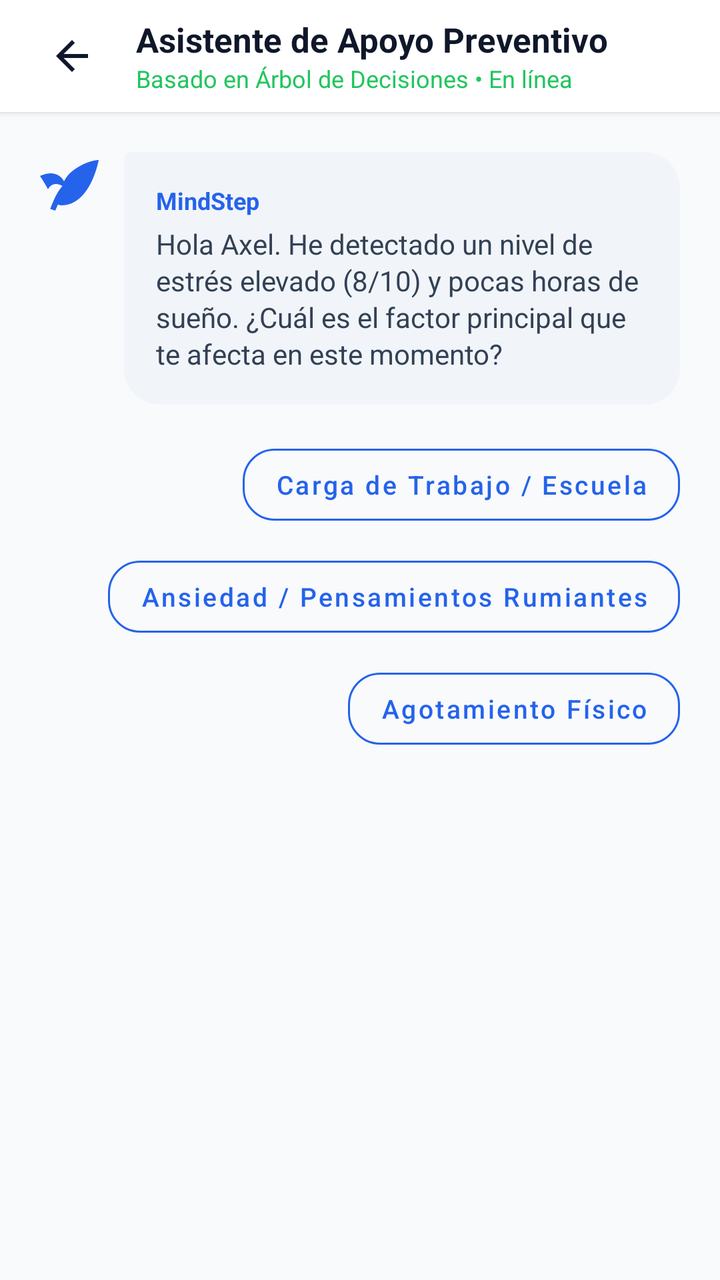
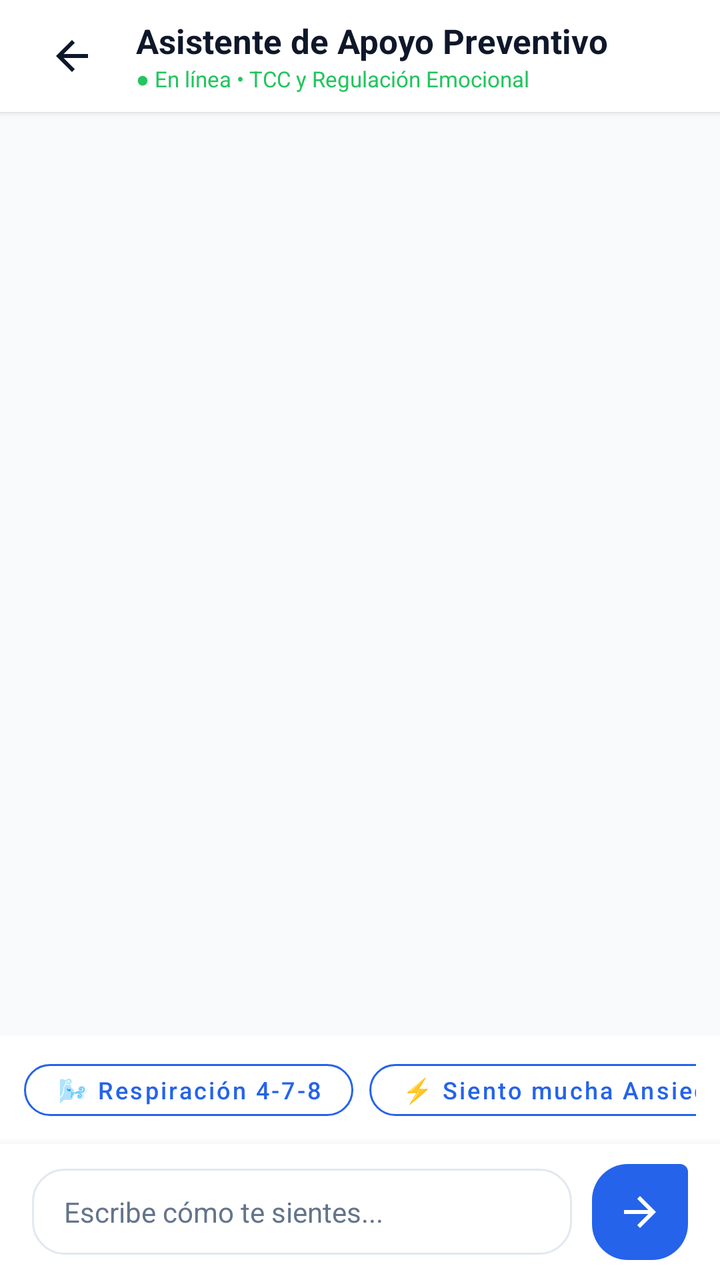

The first picture is an Android layout as it rendered before a commit; the second is the same layout after the commit. The layout source and the unified diff follow.
<!-- AndroidManifest.xml: activity theme Theme.MindStep -->
<!-- res/layout/activity_asistente.xml -->
<?xml version="1.0" encoding="utf-8"?>
<LinearLayout xmlns:android="http://schemas.android.com/apk/res/android"
    xmlns:app="http://schemas.android.com/apk/res-auto"
    xmlns:tools="http://schemas.android.com/tools"
    android:layout_width="match_parent"
    android:layout_height="match_parent"
    android:background="@color/bg_screen"
    android:orientation="vertical">

    
    <LinearLayout
        android:layout_width="match_parent"
        android:layout_height="?attr/actionBarSize"
        android:background="@color/card_bg"
        android:elevation="2dp"
        android:gravity="center_vertical"
        android:orientation="horizontal"
        android:paddingHorizontal="16dp">

        <ImageButton
            android:id="@+id/btnBackAsistente"
            android:layout_width="40dp"
            android:layout_height="40dp"
            android:background="?attr/selectableItemBackgroundBorderless"
            android:contentDescription="Atrás"
            android:src="@drawable/ic_arrow_back"
            app:tint="@color/text_dark" />

        <LinearLayout
            android:layout_width="wrap_content"
            android:layout_height="wrap_content"
            android:layout_marginStart="12dp"
            android:orientation="vertical">

            <TextView
                android:layout_width="wrap_content"
                android:layout_height="wrap_content"
                android:text="Asistente de Apoyo Preventivo"
                android:textColor="@color/text_dark"
                android:textSize="17sp"
                android:textStyle="bold" />

            <TextView
                android:layout_width="wrap_content"
                android:layout_height="wrap_content"
                android:text="Basado en Árbol de Decisiones • En línea"
                android:textColor="@color/success"
                android:textSize="12sp" />
        </LinearLayout>
    </LinearLayout>

    <ScrollView
        android:id="@+id/scrollChat"
        android:layout_width="match_parent"
        android:layout_height="match_parent"
        android:fillViewport="true">

        <LinearLayout
            android:id="@+id/layoutMensajesChat"
            android:layout_width="match_parent"
            android:layout_height="wrap_content"
            android:orientation="vertical"
            android:padding="20dp">

            
            <LinearLayout
                android:layout_width="match_parent"
                android:layout_height="wrap_content"
                android:layout_marginBottom="16dp"
                android:orientation="horizontal">

                <ImageView
                    android:layout_width="32dp"
                    android:layout_height="32dp"
                    android:layout_marginEnd="10dp"
                    android:src="@drawable/ic_leaf"
                    app:tint="@color/primary" />

                <LinearLayout
                    android:layout_width="wrap_content"
                    android:layout_height="wrap_content"
                    android:background="@drawable/bg_chat_bot"
                    android:maxWidth="280dp"
                    android:orientation="vertical"
                    android:padding="16dp">

                    <TextView
                        android:layout_width="wrap_content"
                        android:layout_height="wrap_content"
                        android:layout_marginBottom="4dp"
                        android:text="MindStep"
                        android:textColor="@color/primary"
                        android:textSize="12sp"
                        android:textStyle="bold" />

                    <TextView
                        android:id="@+id/tvMensajeInicialBot"
                        android:layout_width="wrap_content"
                        android:layout_height="wrap_content"
                        android:lineSpacingExtra="2dp"
                        android:text="Hola Axel. He detectado un nivel de estrés elevado (8/10) y pocas horas de sueño. ¿Cuál es el factor principal que te afecta en este momento?"
                        android:textColor="@color/text_body"
                        android:textSize="14sp" />
                </LinearLayout>
            </LinearLayout>

            
            <LinearLayout
                android:id="@+id/layoutOpcionesDecision"
                android:layout_width="match_parent"
                android:layout_height="wrap_content"
                android:layout_marginBottom="20dp"
                android:gravity="end"
                android:orientation="vertical">

                <com.google.android.material.button.MaterialButton
                    android:id="@+id/btnOpcionTrabajo"
                    style="@style/Widget.MaterialComponents.Button.OutlinedButton"
                    android:layout_width="wrap_content"
                    android:layout_height="wrap_content"
                    android:layout_marginBottom="8dp"
                    android:text="Carga de Trabajo / Escuela"
                    android:textAllCaps="false"
                    android:textColor="@color/primary"
                    android:textSize="13sp"
                    app:cornerRadius="16dp"
                    app:strokeColor="@color/primary" />

                <com.google.android.material.button.MaterialButton
                    android:id="@+id/btnOpcionAnsiedad"
                    style="@style/Widget.MaterialComponents.Button.OutlinedButton"
                    android:layout_width="wrap_content"
                    android:layout_height="wrap_content"
                    android:layout_marginBottom="8dp"
                    android:text="Ansiedad / Pensamientos Rumiantes"
                    android:textAllCaps="false"
                    android:textColor="@color/primary"
                    android:textSize="13sp"
                    app:cornerRadius="16dp"
                    app:strokeColor="@color/primary" />

                <com.google.android.material.button.MaterialButton
                    android:id="@+id/btnOpcionAgotamiento"
                    style="@style/Widget.MaterialComponents.Button.OutlinedButton"
                    android:layout_width="wrap_content"
                    android:layout_height="wrap_content"
                    android:text="Agotamiento Físico"
                    android:textAllCaps="false"
                    android:textColor="@color/primary"
                    android:textSize="13sp"
                    app:cornerRadius="16dp"
                    app:strokeColor="@color/primary" />
            </LinearLayout>

            
            <LinearLayout
                android:id="@+id/layoutRespuestaUsuario"
                android:layout_width="match_parent"
                android:layout_height="wrap_content"
                android:layout_marginBottom="16dp"
                android:gravity="end"
                android:orientation="horizontal"
                android:visibility="gone">

                <TextView
                    android:id="@+id/tvRespuestaUsuarioTexto"
                    android:layout_width="wrap_content"
                    android:layout_height="wrap_content"
                    android:background="@drawable/bg_chat_user"
                    android:maxWidth="260dp"
                    android:paddingHorizontal="16dp"
                    android:paddingVertical="12dp"
                    android:text="Carga de Trabajo / Escuela"
                    android:textColor="@color/white"
                    android:textSize="14sp" />
            </LinearLayout>

            
            <com.google.android.material.card.MaterialCardView
                android:id="@+id/cardEjercicioRecomendado"
                android:layout_width="match_parent"
                android:layout_height="wrap_content"
                android:layout_marginTop="8dp"
                android:layout_marginBottom="24dp"
                android:visibility="gone"
                app:cardBackgroundColor="#F0FDF4"
                app:cardCornerRadius="20dp"
                app:cardElevation="2dp"
                app:strokeColor="#BBF7D0"
                app:strokeWidth="1.5dp">

                <LinearLayout
                    android:layout_width="match_parent"
                    android:layout_height="wrap_content"
                    android:orientation="vertical"
                    android:padding="20dp">

                    <LinearLayout
                        android:layout_width="match_parent"
                        android:layout_height="wrap_content"
                        android:gravity="center_vertical"
                        android:orientation="horizontal">

                        <ImageView
                            android:layout_width="28dp"
                            android:layout_height="28dp"
                            android:src="@drawable/ic_leaf"
                            app:tint="@color/success" />

                        <LinearLayout
                            android:layout_width="wrap_content"
                            android:layout_height="wrap_content"
                            android:layout_marginStart="10dp"
                            android:orientation="vertical">

                            <TextView
                                android:id="@+id/tvTituloEjercicioCard"
                                android:layout_width="wrap_content"
                                android:layout_height="wrap_content"
                                android:text="Ejercicio Recomendado:\nRespiración 4-7-8"
                                android:textColor="@color/text_dark"
                                android:textSize="16sp"
                                android:textStyle="bold" />
                        </LinearLayout>
                    </LinearLayout>

                    <TextView
                        android:id="@+id/tvDescripcionEjercicioCard"
                        android:layout_width="match_parent"
                        android:layout_height="wrap_content"
                        android:layout_marginTop="10dp"
                        android:layout_marginBottom="16dp"
                        android:lineSpacingExtra="2dp"
                        android:text="Una técnica de 2 minutos para reducir el ritmo cardíaco y calmar el sistema nervioso."
                        android:textColor="@color/text_body"
                        android:textSize="13sp" />

                    <com.google.android.material.button.MaterialButton
                        android:id="@+id/btnIniciarEjercicio"
                        android:layout_width="match_parent"
                        android:layout_height="52dp"
                        android:backgroundTint="#059669"
                        android:text="Iniciar Ejercicio Guiado Ahora"
                        android:textAllCaps="false"
                        android:textColor="@color/white"
                        android:textSize="14sp"
                        android:textStyle="bold"
                        app:cornerRadius="14dp" />
                </LinearLayout>
            </com.google.android.material.card.MaterialCardView>

        </LinearLayout>
    </ScrollView>

</LinearLayout>
<!-- resources referenced by this layout -->
<resources>
  <color name="bg_screen">#F8FAFC</color>
  <color name="card_bg">#FFFFFF</color>
  <color name="primary">#2563EB</color>
  <color name="success">#22C55E</color>
  <color name="text_body">#334155</color>
  <color name="text_dark">#0F172A</color>
  <color name="white">#FFFFFFFF</color>
  <!-- drawable bg_chat_bot (drawable) -->
  <shape xmlns:android="http://schemas.android.com/apk/res/android"
      android:shape="rectangle">
      <corners
          android:topLeftRadius="4dp"
          android:topRightRadius="18dp"
          android:bottomLeftRadius="18dp"
          android:bottomRightRadius="18dp" />
      <solid android:color="#F1F5F9" />
  </shape>
  <!-- drawable bg_chat_user (drawable) -->
  <shape xmlns:android="http://schemas.android.com/apk/res/android"
      android:shape="rectangle">
      <corners
          android:topLeftRadius="18dp"
          android:topRightRadius="4dp"
          android:bottomLeftRadius="18dp"
          android:bottomRightRadius="18dp" />
      <solid android:color="#2563EB" />
  </shape>
  <!-- drawable ic_arrow_back (drawable) -->
  <vector xmlns:android="http://schemas.android.com/apk/res/android"
      android:width="24dp"
      android:height="24dp"
      android:viewportWidth="24"
      android:viewportHeight="24">
      <path
          android:fillColor="#0F172A"
          android:pathData="M20,11H7.83l5.59,-5.59L12,4l-8,8 8,8 1.41,-1.41L7.83,13H20v-2z"/>
  </vector>
  <!-- drawable ic_leaf (drawable) -->
  <vector xmlns:android="http://schemas.android.com/apk/res/android"
      android:width="24dp"
      android:height="24dp"
      android:viewportWidth="24"
      android:viewportHeight="24">
      <path
          android:fillColor="#22C55E"
          android:pathData="M17,8C8,10 5.9,16.17 3.82,21.34L5.71,22l1,-2.3A4.49,4.49 0,0 0,8 20C19,20 22,3 22,3c0,0 -4,0 -9,3.5C11.5,7.5 10,9 9,11c-1,-2 -3,-3 -5,-3 -2,0 -4,1 -4,1s2,3 3,5c0.5,-1 1.5,-2 3,-2 1.5,0 3,1 4,2 0.8,-1.6 2,-3.5 4,-5z"/>
  </vector>
  <style name="Theme.MindStep" parent="Theme.MaterialComponents.DayNight.NoActionBar">
          <item name="colorPrimary">#2563EB</item>
          <item name="colorPrimaryVariant">#1D4ED8</item>
          <item name="colorOnPrimary">#FFFFFF</item>
          <item name="colorSecondary">#059669</item>
          <item name="colorSecondaryVariant">#047857</item>
          <item name="colorOnSecondary">#FFFFFF</item>
          <item name="android:statusBarColor">#FFFFFF</item>
          <item name="android:windowLightStatusBar" tools:targetApi="m">true</item>
          <item name="android:windowBackground">#F8FAFC</item>
      </style>
</resources>

<!-- the commit's change to res/layout/activity_asistente.xml (unified diff, before → after) -->
@@ -27,9 +27,10 @@
             app:tint="@color/text_dark" />
 
         <LinearLayout
-            android:layout_width="wrap_content"
+            android:layout_width="0dp"
             android:layout_height="wrap_content"
             android:layout_marginStart="12dp"
+            android:layout_weight="1"
             android:orientation="vertical">
 
             <TextView
@@ -41,215 +42,142 @@
                 android:textStyle="bold" />
 
             <TextView
+                android:id="@+id/tvEstadoAsistente"
                 android:layout_width="wrap_content"
                 android:layout_height="wrap_content"
-                android:text="Basado en Árbol de Decisiones • En línea"
+                android:text="● En línea • TCC y Regulación Emocional"
                 android:textColor="@color/success"
-                android:textSize="12sp" />
+                android:textSize="11sp" />
         </LinearLayout>
     </LinearLayout>
 
-    <ScrollView
-        android:id="@+id/scrollChat"
+    
+    <androidx.recyclerview.widget.RecyclerView
+        android:id="@+id/rvChatMensajes"
         android:layout_width="match_parent"
-        android:layout_height="match_parent"
-        android:fillViewport="true">
+        android:layout_height="0dp"
+        android:layout_weight="1"
+        android:clipToPadding="false"
+        android:paddingHorizontal="16dp"
+        android:paddingTop="12dp"
+        android:paddingBottom="8dp" />
+
+    
+    <HorizontalScrollView
+        android:layout_width="match_parent"
+        android:layout_height="wrap_content"
+        android:background="@color/card_bg"
+        android:paddingHorizontal="12dp"
+        android:paddingVertical="8dp"
+        android:scrollbars="none">
 
         <LinearLayout
-            android:id="@+id/layoutMensajesChat"
-            android:layout_width="match_parent"
+            android:layout_width="wrap_content"
             android:layout_height="wrap_content"
-            android:orientation="vertical"
-            android:padding="20dp">
+            android:orientation="horizontal">
 
-            
-            <LinearLayout
-                android:layout_width="match_parent"
-                android:layout_height="wrap_content"
-                android:layout_marginBottom="16dp"
-                android:orientation="horizontal">
+            <com.google.android.material.button.MaterialButton
+                android:id="@+id/chipRespiracion"
+                style="@style/Widget.MaterialComponents.Button.OutlinedButton"
+                android:layout_width="wrap_content"
+                android:layout_height="38dp"
+                android:layout_marginEnd="8dp"
+                android:text="🌬️ Respiración 4-7-8"
+                android:textAllCaps="false"
+                android:textColor="@color/primary"
+                android:textSize="12sp"
+                app:cornerRadius="16dp"
+                app:strokeColor="@color/primary" />
 
-                <ImageView
-                    android:layout_width="32dp"
-                    android:layout_height="32dp"
-                    android:layout_marginEnd="10dp"
-                    android:src="@drawable/ic_leaf"
-                    app:tint="@color/primary" />
+            <com.google.android.material.button.MaterialButton
+                android:id="@+id/chipAnsiedad"
+                style="@style/Widget.MaterialComponents.Button.OutlinedButton"
+                android:layout_width="wrap_content"
+                android:layout_height="38dp"
+                android:layout_marginEnd="8dp"
+                android:text="⚡ Siento mucha Ansiedad"
+                android:textAllCaps="false"
+                android:textColor="@color/primary"
+                android:textSize="12sp"
+                app:cornerRadius="16dp"
+                app:strokeColor="@color/primary" />
 
-                <LinearLayout
-                    android:layout_width="wrap_content"
-                    android:layout_height="wrap_content"
-                    android:background="@drawable/bg_chat_bot"
-                    android:maxWidth="280dp"
-                    android:orientation="vertical"
-                    android:padding="16dp">
+            <com.google.android.material.button.MaterialButton
+                android:id="@+id/chipExamenes"
+                style="@style/Widget.MaterialComponents.Button.OutlinedButton"
+                android:layout_width="wrap_content"
+                android:layout_height="38dp"
+                android:layout_marginEnd="8dp"
+                android:text="📚 Sobrecarga de Exámenes"
+                android:textAllCaps="false"
+                android:textColor="@color/primary"
+                android:textSize="12sp"
+                app:cornerRadius="16dp"
+                app:strokeColor="@color/primary" />
 
-                    <TextView
-                        android:layout_width="wrap_content"
-                        android:layout_height="wrap_content"
-                        android:layout_marginBottom="4dp"
-                        android:text="MindStep"
-                        android:textColor="@color/primary"
-                        android:textSize="12sp"
-                        android:textStyle="bold" />
+            <com.google.android.material.button.MaterialButton
+                android:id="@+id/chipSueno"
+                style="@style/Widget.MaterialComponents.Button.OutlinedButton"
+                android:layout_width="wrap_content"
+                android:layout_height="38dp"
+                android:layout_marginEnd="8dp"
+                android:text="🌙 No puedo dormir"
+                android:textAllCaps="false"
+                android:textColor="@color/primary"
+                android:textSize="12sp"
+                app:cornerRadius="16dp"
+                app:strokeColor="@color/primary" />
 
-                    <TextView
-                        android:id="@+id/tvMensajeInicialBot"
-                        android:layout_width="wrap_content"
-                        android:layout_height="wrap_content"
-                        android:lineSpacingExtra="2dp"
-                        android:text="Hola Axel. He detectado un nivel de estrés elevado (8/10) y pocas horas de sueño. ¿Cuál es el factor principal que te afecta en este momento?"
-                        android:textColor="@color/text_body"
-                        android:textSize="14sp" />
-                </LinearLayout>
-            </LinearLayout>
+            <com.google.android.material.button.MaterialButton
+                android:id="@+id/chipBurnout"
+                style="@style/Widget.MaterialComponents.Button.OutlinedButton"
+                android:layout_width="wrap_content"
+                android:layout_height="38dp"
+                android:text="😫 Me siento con Burnout"
+                android:textAllCaps="false"
+                android:textColor="@color/primary"
+                android:textSize="12sp"
+                app:cornerRadius="16dp"
+                app:strokeColor="@color/primary" />
+        </LinearLayout>
+    </HorizontalScrollView>
 
-            
-            <LinearLayout
-                android:id="@+id/layoutOpcionesDecision"
-                android:layout_width="match_parent"
-                android:layout_height="wrap_content"
-                android:layout_marginBottom="20dp"
-                android:gravity="end"
-                android:orientation="vertical">
+    
+    <LinearLayout
+        android:layout_width="match_parent"
+        android:layout_height="wrap_content"
+        android:background="@color/card_bg"
+        android:elevation="8dp"
+        android:gravity="center_vertical"
+        android:orientation="horizontal"
+        android:paddingHorizontal="16dp"
+        android:paddingVertical="10dp">
 
-                <com.google.android.material.button.MaterialButton
-                    android:id="@+id/btnOpcionTrabajo"
-                    style="@style/Widget.MaterialComponents.Button.OutlinedButton"
-                    android:layout_width="wrap_content"
-                    android:layout_height="wrap_content"
-                    android:layout_marginBottom="8dp"
-                    android:text="Carga de Trabajo / Escuela"
-                    android:textAllCaps="false"
-                    android:textColor="@color/primary"
-                    android:textSize="13sp"
-                    app:cornerRadius="16dp"
-                    app:strokeColor="@color/primary" />
+        <EditText
+            android:id="@+id/etMensajeUsuario"
+            android:layout_width="0dp"
+            android:layout_height="wrap_content"
+            android:layout_marginEnd="10dp"
+            android:layout_weight="1"
+            android:background="@drawable/bg_option_unselected"
+            android:hint="Escribe cómo te sientes..."
+            android:imeOptions="actionSend"
+            android:inputType="textCapSentences|textMultiLine"
+            android:maxLines="3"
+            android:paddingHorizontal="16dp"
+            android:paddingVertical="12dp"
+            android:textColor="@color/text_dark"
+            android:textColorHint="@color/text_muted"
+            android:textSize="14sp" />
 
-                <com.google.android.material.button.MaterialButton
-                    android:id="@+id/btnOpcionAnsiedad"
-                    style="@style/Widget.MaterialComponents.Button.OutlinedButton"
-                    android:layout_width="wrap_content"
-                    android:layout_height="wrap_content"
-                    android:layout_marginBottom="8dp"
-                    android:text="Ansiedad / Pensamientos Rumiantes"
-                    android:textAllCaps="false"
-                    android:textColor="@color/primary"
-                    android:textSize="13sp"
-                    app:cornerRadius="16dp"
-                    app:strokeColor="@color/primary" />
-
-                <com.google.android.material.button.MaterialButton
-                    android:id="@+id/btnOpcionAgotamiento"
-                    style="@style/Widget.MaterialComponents.Button.OutlinedButton"
-                    android:layout_width="wrap_content"
-                    android:layout_height="wrap_content"
-                    android:text="Agotamiento Físico"
-                    android:textAllCaps="false"
-                    android:textColor="@color/primary"
-                    android:textSize="13sp"
-                    app:cornerRadius="16dp"
-                    app:strokeColor="@color/primary" />
-            </LinearLayout>
-
-            
-            <LinearLayout
-                android:id="@+id/layoutRespuestaUsuario"
-                android:layout_width="match_parent"
-                android:layout_height="wrap_content"
-                android:layout_marginBottom="16dp"
-                android:gravity="end"
-                android:orientation="horizontal"
-                android:visibility="gone">
-
-                <TextView
-                    android:id="@+id/tvRespuestaUsuarioTexto"
-                    android:layout_width="wrap_content"
-                    android:layout_height="wrap_content"
-                    android:background="@drawable/bg_chat_user"
-                    android:maxWidth="260dp"
-                    android:paddingHorizontal="16dp"
-                    android:paddingVertical="12dp"
-                    android:text="Carga de Trabajo / Escuela"
-                    android:textColor="@color/white"
-                    android:textSize="14sp" />
-            </LinearLayout>
-
-            
-            <com.google.android.material.card.MaterialCardView
-                android:id="@+id/cardEjercicioRecomendado"
-                android:layout_width="match_parent"
-                android:layout_height="wrap_content"
-                android:layout_marginTop="8dp"
-                android:layout_marginBottom="24dp"
-                android:visibility="gone"
-                app:cardBackgroundColor="#F0FDF4"
-                app:cardCornerRadius="20dp"
-                app:cardElevation="2dp"
-                app:strokeColor="#BBF7D0"
-                app:strokeWidth="1.5dp">
-
-                <LinearLayout
-                    android:layout_width="match_parent"
-                    android:layout_height="wrap_content"
-                    android:orientation="vertical"
-                    android:padding="20dp">
-
-                    <LinearLayout
-                        android:layout_width="match_parent"
-                        android:layout_height="wrap_content"
-                        android:gravity="center_vertical"
-                        android:orientation="horizontal">
-
-                        <ImageView
-                            android:layout_width="28dp"
-                            android:layout_height="28dp"
-                            android:src="@drawable/ic_leaf"
-                            app:tint="@color/success" />
-
-                        <LinearLayout
-                            android:layout_width="wrap_content"
-                            android:layout_height="wrap_content"
-                            android:layout_marginStart="10dp"
-                            android:orientation="vertical">
-
-                            <TextView
-                                android:id="@+id/tvTituloEjercicioCard"
-                                android:layout_width="wrap_content"
-                                android:layout_height="wrap_content"
-                                android:text="Ejercicio Recomendado:\nRespiración 4-7-8"
-                                android:textColor="@color/text_dark"
-                                android:textSize="16sp"
-                                android:textStyle="bold" />
-                        </LinearLayout>
-                    </LinearLayout>
-
-                    <TextView
-                        android:id="@+id/tvDescripcionEjercicioCard"
-                        android:layout_width="match_parent"
-                        android:layout_height="wrap_content"
-                        android:layout_marginTop="10dp"
-                        android:layout_marginBottom="16dp"
-                        android:lineSpacingExtra="2dp"
-                        android:text="Una técnica de 2 minutos para reducir el ritmo cardíaco y calmar el sistema nervioso."
-                        android:textColor="@color/text_body"
-                        android:textSize="13sp" />
-
-                    <com.google.android.material.button.MaterialButton
-                        android:id="@+id/btnIniciarEjercicio"
-                        android:layout_width="match_parent"
-                        android:layout_height="52dp"
-                        android:backgroundTint="#059669"
-                        android:text="Iniciar Ejercicio Guiado Ahora"
-                        android:textAllCaps="false"
-                        android:textColor="@color/white"
-                        android:textSize="14sp"
-                        android:textStyle="bold"
-                        app:cornerRadius="14dp" />
-                </LinearLayout>
-            </com.google.android.material.card.MaterialCardView>
-
-        </LinearLayout>
-    </ScrollView>
+        <ImageButton
+            android:id="@+id/btnEnviarMensaje"
+            android:layout_width="48dp"
+            android:layout_height="48dp"
+            android:background="@drawable/bg_chat_user"
+            android:contentDescription="Enviar mensaje"
+            android:src="@drawable/ic_arrow_forward"
+            app:tint="@color/white" />
+    </LinearLayout>
 
 </LinearLayout>
<!-- resource entries referenced after the edit -->
@@ -4,19 +4,9 @@
   <color name="card_bg">#FFFFFF</color>
   <color name="primary">#2563EB</color>
   <color name="success">#22C55E</color>
-  <color name="text_body">#334155</color>
   <color name="text_dark">#0F172A</color>
+  <color name="text_muted">#64748B</color>
   <color name="white">#FFFFFFFF</color>
-  <!-- drawable bg_chat_bot (drawable) -->
-  <shape xmlns:android="http://schemas.android.com/apk/res/android"
-      android:shape="rectangle">
-      <corners
-          android:topLeftRadius="4dp"
-          android:topRightRadius="18dp"
-          android:bottomLeftRadius="18dp"
-          android:bottomRightRadius="18dp" />
-      <solid android:color="#F1F5F9" />
-  </shape>
   <!-- drawable bg_chat_user (drawable) -->
   <shape xmlns:android="http://schemas.android.com/apk/res/android"
       android:shape="rectangle">
@@ -26,6 +16,15 @@
           android:bottomLeftRadius="18dp"
           android:bottomRightRadius="18dp" />
       <solid android:color="#2563EB" />
+  </shape>
+  <!-- drawable bg_option_unselected (drawable) -->
+  <shape xmlns:android="http://schemas.android.com/apk/res/android"
+      android:shape="rectangle">
+      <corners android:radius="16dp" />
+      <solid android:color="#FFFFFF" />
+      <stroke
+          android:width="1dp"
+          android:color="#E2E8F0" />
   </shape>
   <!-- drawable ic_arrow_back (drawable) -->
   <vector xmlns:android="http://schemas.android.com/apk/res/android"
@@ -37,15 +36,15 @@
           android:fillColor="#0F172A"
           android:pathData="M20,11H7.83l5.59,-5.59L12,4l-8,8 8,8 1.41,-1.41L7.83,13H20v-2z"/>
   </vector>
-  <!-- drawable ic_leaf (drawable) -->
+  <!-- drawable ic_arrow_forward (drawable) -->
   <vector xmlns:android="http://schemas.android.com/apk/res/android"
       android:width="24dp"
       android:height="24dp"
       android:viewportWidth="24"
       android:viewportHeight="24">
       <path
-          android:fillColor="#22C55E"
-          android:pathData="M17,8C8,10 5.9,16.17 3.82,21.34L5.71,22l1,-2.3A4.49,4.49 0,0 0,8 20C19,20 22,3 22,3c0,0 -4,0 -9,3.5C11.5,7.5 10,9 9,11c-1,-2 -3,-3 -5,-3 -2,0 -4,1 -4,1s2,3 3,5c0.5,-1 1.5,-2 3,-2 1.5,0 3,1 4,2 0.8,-1.6 2,-3.5 4,-5z"/>
+          android:fillColor="#FFFFFF"
+          android:pathData="M12,4l-1.41,1.41L16.17,11H4v2h12.17l-5.58,5.59L12,20l8,-8z"/>
   </vector>
   <style name="Theme.MindStep" parent="Theme.MaterialComponents.DayNight.NoActionBar">
           <item name="colorPrimary">#2563EB</item>
